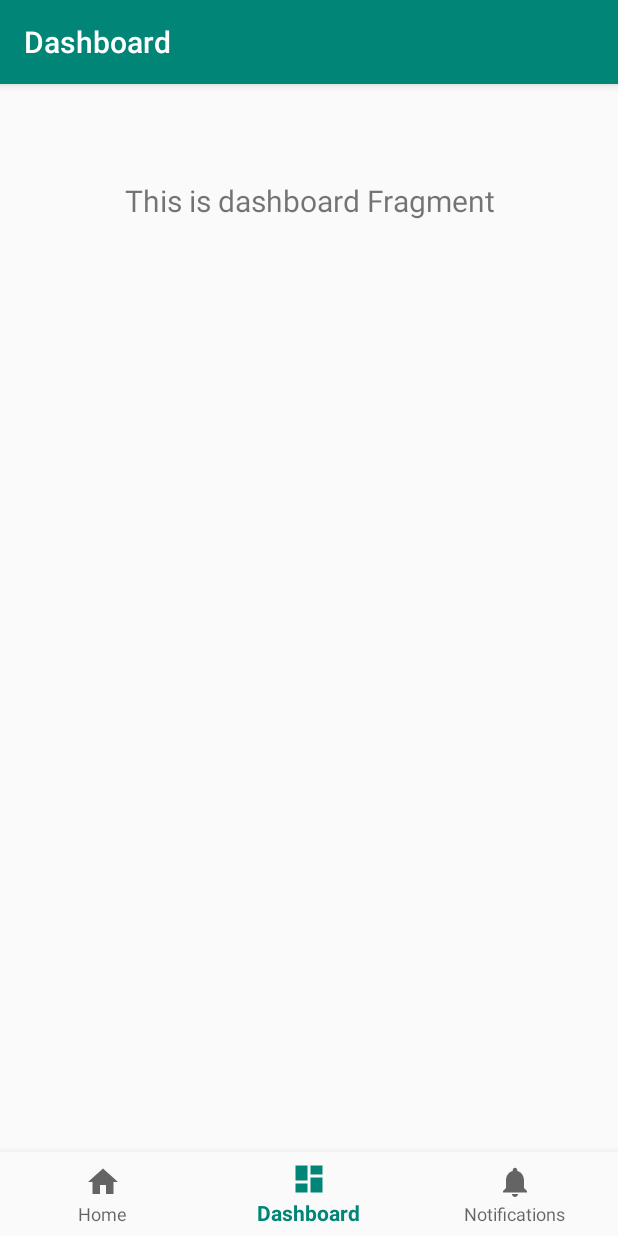
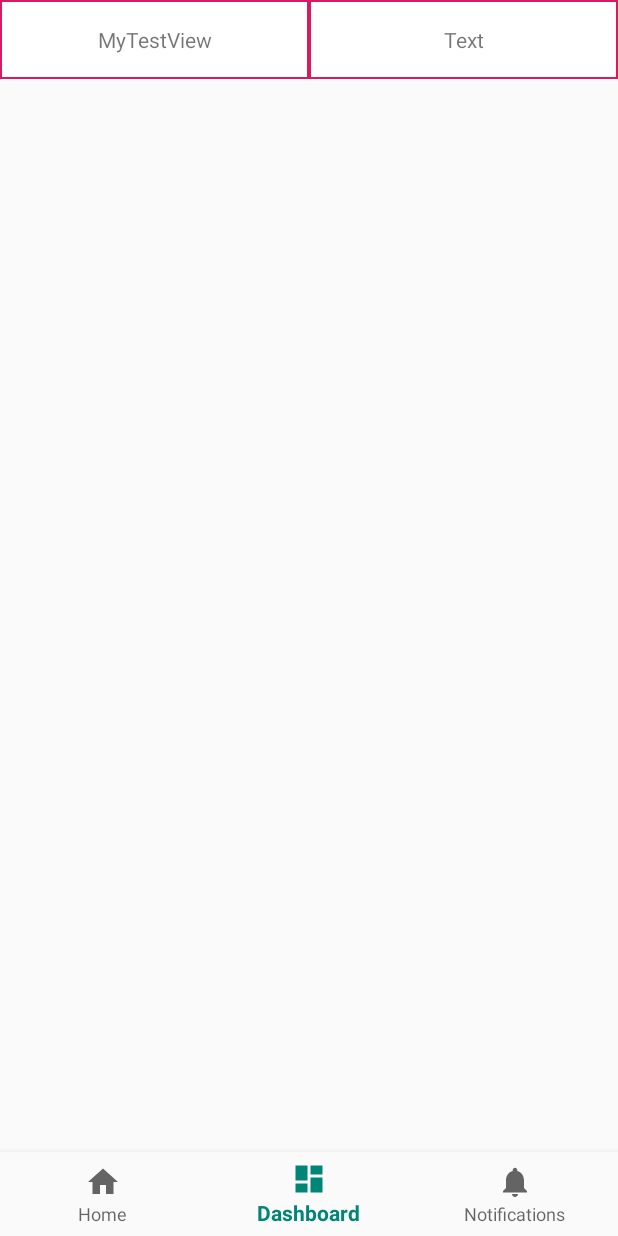
Before and after one commit to shishoufengwise1234/AndroidSimpleCodes, an Android app: the DashboardFragment screen opened through its navigation route, on a phone screen of 412 x 824 dp. Run offline under Robolectric (Android 15) with nearby library versions, the phone set to English and light mode, and no system bars; our stand-ins replace navigation-ui.

Commit message:
dev:添加自定义view示例代码等

```diff
--- a/app/src/main/AndroidManifest.xml
+++ b/app/src/main/AndroidManifest.xml
@@ -3,7 +3,6 @@
     package="com.app.simple.codes">
 
     <application
-        android:allowBackup="true"
         android:icon="@mipmap/ic_launcher"
         android:label="@string/app_name"
         android:roundIcon="@mipmap/ic_launcher_round"
@@ -18,6 +17,10 @@
                 <category android:name="android.intent.category.LAUNCHER" />
             </intent-filter>
         </activity>
+
+        <activity android:name=".activity.MyTestViewActivity"
+            android:screenOrientation="portrait"
+            />
     </application>
 
 </manifest>
--- a/app/src/main/java/com/app/simple/codes/MainActivity.kt
+++ b/app/src/main/java/com/app/simple/codes/MainActivity.kt
@@ -1,12 +1,11 @@
 package com.app.simple.codes
 
 import android.os.Bundle
-import com.google.android.material.bottomnavigation.BottomNavigationView
 import androidx.appcompat.app.AppCompatActivity
 import androidx.navigation.findNavController
 import androidx.navigation.ui.AppBarConfiguration
-import androidx.navigation.ui.setupActionBarWithNavController
 import androidx.navigation.ui.setupWithNavController
+import com.google.android.material.bottomnavigation.BottomNavigationView
 
 class MainActivity : AppCompatActivity() {
 
@@ -23,7 +22,8 @@ class MainActivity : AppCompatActivity() {
                 R.id.navigation_home, R.id.navigation_dashboard, R.id.navigation_notifications
             )
         )
-        setupActionBarWithNavController(navController, appBarConfiguration)
+//        setupActionBarWithNavController(navController, appBarConfiguration)
+
         navView.setupWithNavController(navController)
     }
 }
--- /dev/null
+++ b/app/src/main/java/com/app/simple/codes/adapter/DashboardListAdapter.kt
@@ -0,0 +1,64 @@
+package com.app.simple.codes.adapter
+
+import android.content.Context
+import android.view.LayoutInflater
+import android.view.View
+import android.view.ViewGroup
+import android.widget.LinearLayout
+import android.widget.TextView
+import androidx.recyclerview.widget.RecyclerView
+import com.app.simple.codes.R
+import com.app.simple.codes.inter.OnItemPairCallBackListener
+
+/**
+ * Created by shishoufeng on 2020-05-03.
+ * email:shishoufeng1227@126.com
+ *
+ *
+ *
+ *
+ */
+class DashboardListAdapter(context: Context,listPair: List<Pair<Int,String>>) : RecyclerView.Adapter<DashboardListAdapter.DashboardListViewHolder>() {
+
+    private var layoutInflater: LayoutInflater = LayoutInflater.from(context)
+
+    private var list = listPair
+
+    var onItemPairCallBackListener: OnItemPairCallBackListener<Int,String>? = null
+        get() {
+            return field
+        }
+        set(value){
+            field = value
+        }
+
+    override fun onCreateViewHolder(parent: ViewGroup, viewType: Int): DashboardListViewHolder {
+        return DashboardListViewHolder(layoutInflater.inflate(R.layout.item_dashboard_home_view,parent,false))
+    }
+
+    override fun getItemCount(): Int {
+        return list.size
+    }
+
+    override fun onBindViewHolder(holder: DashboardListViewHolder, position: Int) {
+        val pair = list[position]
+
+        holder.tvDashboadText.text = pair.second
+
+        holder.llDashboardGroup.setOnClickListener {
+
+            onItemPairCallBackListener?.onItemClick(pair)
+
+        }
+    }
+
+
+    class DashboardListViewHolder(itemview: View) : RecyclerView.ViewHolder(itemview){
+
+        var llDashboardGroup:LinearLayout = itemview.findViewById(R.id.llDashboardGroup)
+        var tvDashboadText:TextView = itemview.findViewById(R.id.tvDashboardText)
+
+    }
+
+
+}
--- /dev/null
+++ b/app/src/main/java/com/app/simple/codes/api/APIService.kt
@@ -0,0 +1,24 @@
+package com.app.simple.codes.api
+
+import retrofit2.Call
+import retrofit2.http.GET
+import retrofit2.http.Headers
+
+/**
+ * Created by shishoufeng on 2020-05-01.
+ * email:shishoufeng1227@126.com
+ *
+ *
+ *
+ *
+ */
+interface APIService{
+
+
+    @Headers("Content-type:Application/json")
+    @GET("getuser")
+    fun getUser():Call<String>
+
+
+
+}
--- /dev/null
+++ b/app/src/main/java/com/app/simple/codes/inter/Inter.kt
@@ -0,0 +1,19 @@
+package com.app.simple.codes.inter
+
+/**
+ * Created by shishoufeng on 2020-05-03.
+ * email:shishoufeng1227@126.com
+ *
+ *
+ *
+ *
+ */
+
+/**
+ *
+ * 通用 Pair<A, B> 点击事件回调
+ */
+interface OnItemPairCallBackListener<A, B>{
+
+    fun onItemClick(pair: Pair<A, B>)
+}
--- a/app/src/main/java/com/app/simple/codes/ui/dashboard/DashboardFragment.kt
+++ b/app/src/main/java/com/app/simple/codes/ui/dashboard/DashboardFragment.kt
@@ -1,18 +1,27 @@
 package com.app.simple.codes.ui.dashboard
 
+import android.content.Intent
 import android.os.Bundle
 import android.view.LayoutInflater
 import android.view.View
 import android.view.ViewGroup
-import android.widget.TextView
 import androidx.fragment.app.Fragment
 import androidx.lifecycle.Observer
 import androidx.lifecycle.ViewModelProviders
+import androidx.recyclerview.widget.GridLayoutManager
 import com.app.simple.codes.R
+import com.app.simple.codes.activity.MyTestViewActivity
+import com.app.simple.codes.adapter.DashboardListAdapter
+import com.app.simple.codes.constants.Dashboard
+import com.app.simple.codes.inter.OnItemPairCallBackListener
+import kotlinx.android.synthetic.main.fragment_dashboard.*
 
-class DashboardFragment : Fragment() {
+class DashboardFragment : Fragment(), OnItemPairCallBackListener<Int, String> {
+
 
     private lateinit var dashboardViewModel: DashboardViewModel
+
+    private lateinit var dashboardListAdapter: DashboardListAdapter
 
     override fun onCreateView(
         inflater: LayoutInflater,
@@ -22,10 +31,47 @@ class DashboardFragment : Fragment() {
         dashboardViewModel =
             ViewModelProviders.of(this).get(DashboardViewModel::class.java)
         val root = inflater.inflate(R.layout.fragment_dashboard, container, false)
-        val textView: TextView = root.findViewById(R.id.text_dashboard)
-        dashboardViewModel.text.observe(this, Observer {
-            textView.text = it
-        })
+
+
         return root
     }
+
+    override fun onActivityCreated(savedInstanceState: Bundle?) {
+        super.onActivityCreated(savedInstanceState)
+
+
+        recycler.layoutManager = GridLayoutManager(activity,2)
+
+
+        dashboardViewModel.listPair.observe(this, Observer {
+
+            dashboardListAdapter = activity?.let { it1 -> DashboardListAdapter(it1,it) }!!
+
+            dashboardListAdapter.onItemPairCallBackListener = this
+
+
+            recycler.adapter = dashboardListAdapter
+
+            dashboardListAdapter.notifyDataSetChanged()
+
+        })
+
+
+    }
+
+
+    override fun onItemClick(pair: Pair<Int, String>) {
+
+        var intent = Intent()
+
+        when(pair.first){
+
+            // test view
+            Dashboard.DASH_TYPE_1->{
+                intent.setClass(activity!!,MyTestViewActivity::class.java)
+            }
+        }
+
+        startActivity(intent)
+    }
 }
--- a/app/src/main/java/com/app/simple/codes/ui/dashboard/DashboardViewModel.kt
+++ b/app/src/main/java/com/app/simple/codes/ui/dashboard/DashboardViewModel.kt
@@ -3,11 +3,19 @@ package com.app.simple.codes.ui.dashboard
 import androidx.lifecycle.LiveData
 import androidx.lifecycle.MutableLiveData
 import androidx.lifecycle.ViewModel
+import com.app.simple.codes.constants.Dashboard
 
 class DashboardViewModel : ViewModel() {
 
-    private val _text = MutableLiveData<String>().apply {
-        value = "This is dashboard Fragment"
+    private val _ListPair = MutableLiveData<List<Pair<Int,String>>>().apply {
+
+        value = listOf(Pair(Dashboard.DASH_TYPE_1,"MyTestView"),
+            Pair(Dashboard.DASH_TYPE_2,"Text"))
     }
-    val text: LiveData<String> = _text
+
+
+    val listPair: LiveData<List<Pair<Int,String>>> = _ListPair
+
+
+
 }
--- a/app/src/main/java/com/app/simple/codes/ui/home/HomeFragment.kt
+++ b/app/src/main/java/com/app/simple/codes/ui/home/HomeFragment.kt
@@ -28,4 +28,27 @@ class HomeFragment : Fragment() {
         })
         return root
     }
+
+    override fun onActivityCreated(savedInstanceState: Bundle?) {
+        super.onActivityCreated(savedInstanceState)
+
+//        val retrofit = Retrofit.Builder()
+//            .baseUrl("")
+//            .build()
+//
+//        val apiService = retrofit.create(APIService::class.java)
+//
+//        val call = apiService.getUser()
+//
+//        call.enqueue(object :Callback<String>{
+//            override fun onFailure(call: Call<String>, t: Throwable) {
+//                TODO("not implemented") //To change body of created functions use File | Settings | File Templates.
+//            }
+//
+//            override fun onResponse(call: Call<String>, response: Response<String>) {
+//                TODO("not implemented") //To change body of created functions use File | Settings | File Templates.
+//            }
+//        })
+
+    }
 }
--- a/app/src/main/res/layout/activity_main.xml
+++ b/app/src/main/res/layout/activity_main.xml
@@ -3,8 +3,7 @@
     xmlns:app="http://schemas.android.com/apk/res-auto"
     android:id="@+id/container"
     android:layout_width="match_parent"
-    android:layout_height="match_parent"
-    android:paddingTop="?attr/actionBarSize">
+    android:layout_height="match_parent">
 
     <com.google.android.material.bottomnavigation.BottomNavigationView
         android:id="@+id/nav_view"
--- a/app/src/main/res/layout/fragment_dashboard.xml
+++ b/app/src/main/res/layout/fragment_dashboard.xml
@@ -4,15 +4,10 @@
     android:layout_width="match_parent"
     android:layout_height="match_parent">
 
-    <TextView
-        android:id="@+id/text_dashboard"
+    <androidx.recyclerview.widget.RecyclerView
+        android:id="@+id/recycler"
         android:layout_width="match_parent"
-        android:layout_height="wrap_content"
-        android:layout_marginStart="8dp"
-        android:layout_marginTop="8dp"
-        android:layout_marginEnd="8dp"
-        android:textAlignment="center"
-        android:textSize="20sp"
+        android:layout_height="match_parent"
         app:layout_constraintEnd_toEndOf="parent"
         app:layout_constraintStart_toStartOf="parent"
         app:layout_constraintTop_toTopOf="parent" />
--- /dev/null
+++ b/app/src/main/res/layout/item_dashboard_home_view.xml
@@ -0,0 +1,22 @@
+<?xml version="1.0" encoding="utf-8"?>
+<LinearLayout xmlns:android="http://schemas.android.com/apk/res/android"
+    android:layout_width="match_parent"
+    android:layout_height="wrap_content"
+    android:id="@+id/llDashboardGroup"
+    android:layout_gravity="center"
+    android:background="@color/colorAccent"
+    android:orientation="vertical">
+
+    <TextView
+        android:layout_width="match_parent"
+        android:layout_height="wrap_content"
+        android:layout_gravity="center"
+        android:layout_margin="1dp"
+        android:background="@android:color/white"
+        android:gravity="center"
+        android:id="@+id/tvDashboardText"
+        android:padding="15dp"
+        android:text="@string/app_name"
+        android:textStyle="normal" />
+
+</LinearLayout>
--- a/app/src/main/res/values/styles.xml
+++ b/app/src/main/res/values/styles.xml
@@ -1,7 +1,7 @@
 <resources>
 
     <!-- Base application theme. -->
-    <style name="AppTheme" parent="Theme.AppCompat.Light.DarkActionBar">
+    <style name="AppTheme" parent="Theme.AppCompat.Light.NoActionBar">
         <!-- Customize your theme here. -->
         <item name="colorPrimary">@color/colorPrimary</item>
         <item name="colorPrimaryDark">@color/colorPrimaryDark</item>
--- /dev/null
+++ b/app/src/main/res/xml/backup_descriptor.xml
@@ -0,0 +1,4 @@
+<?xml version="1.0" encoding="utf-8"?>
+<full-backup-content>
+    <!-- Exclude specific shared preferences that contain GCM registration Id -->
+</full-backup-content>
```
Also changed, not shown: app/build.gradle (+13 -0 lines), app/src/main/java/com/app/simple/codes/activity/MyTestViewActivity.kt (added, +24 -0 lines), app/src/main/java/com/app/simple/codes/constants/Constants.kt (added, +18 -0 lines), app/src/main/java/com/app/simple/codes/utils/ScreenUtils.kt (added, +28 -0 lines), app/src/main/java/com/app/simple/codes/view/MyTestVIew.kt (added, +64 -0 lines), app/src/main/res/layout/activity_my_test_view.xml (added, +13 -0 lines).
